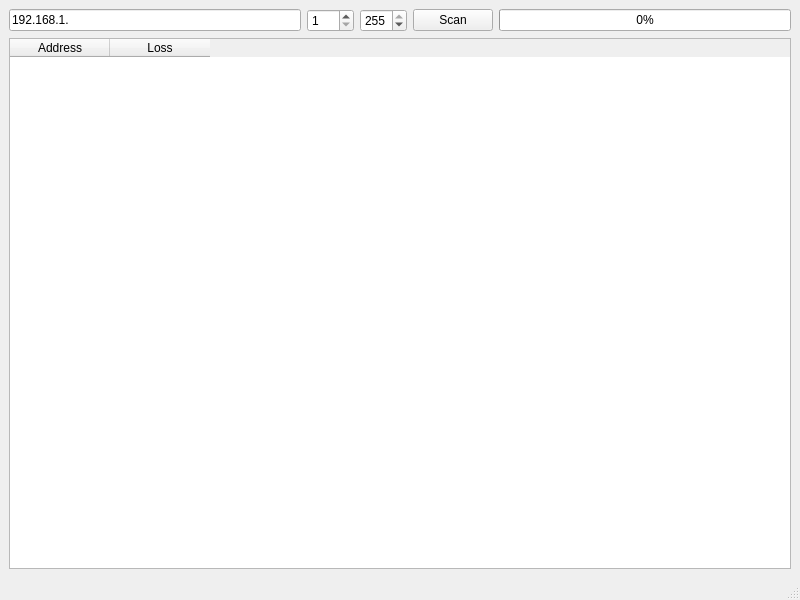
Before: the Qt Designer form mainwindow.ui in CJayM/NetworkTools, drawn with Qt 5.
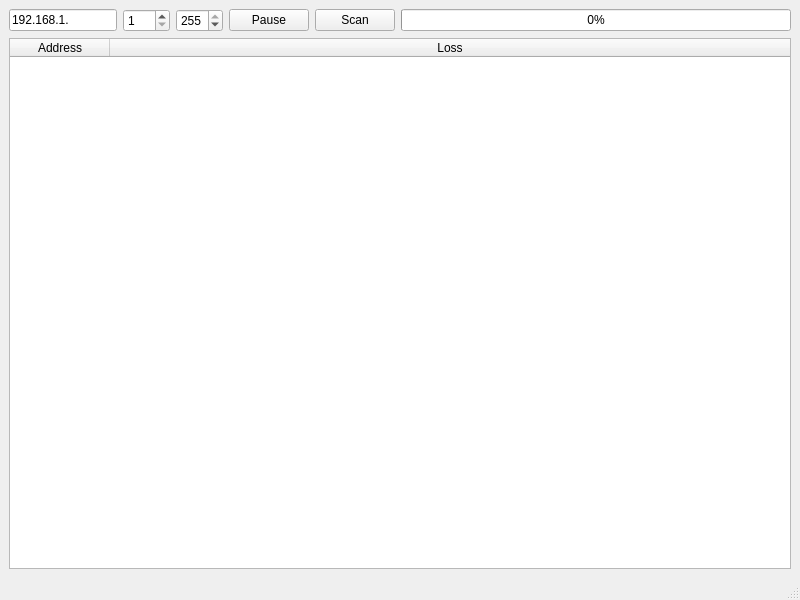
After: the same form once the commit is applied.

Commit message: Добавлены пауза\продолжение

```diff
--- a/mainwindow.ui
+++ b/mainwindow.ui
@@ -18,7 +18,7 @@
     <item>
      <layout class="QVBoxLayout" name="verticalLayout">
       <item>
-       <layout class="QHBoxLayout" name="horizontalLayout">
+       <layout class="QHBoxLayout" name="horizontalLayout" stretch="0,0,0,0,0,1">
         <item>
          <widget class="QLineEdit" name="lineEdit">
           <property name="text">
@@ -49,6 +49,13 @@
           </property>
          </widget>
         </item>
+        <item>
+         <widget class="QPushButton" name="btnPause">
+          <property name="text">
+           <string>Pause</string>
+          </property>
+         </widget>
+        </item>
         <item>
          <widget class="QPushButton" name="pushButton">
           <property name="text">
@@ -67,6 +74,12 @@
       </item>
       <item>
        <widget class="QTableWidget" name="tableWidget">
+        <property name="alternatingRowColors">
+         <bool>true</bool>
+        </property>
+        <attribute name="horizontalHeaderStretchLastSection">
+         <bool>true</bool>
+        </attribute>
         <column>
          <property name="text">
           <string>Address</string>
```
The commit also changes 2 other files.
